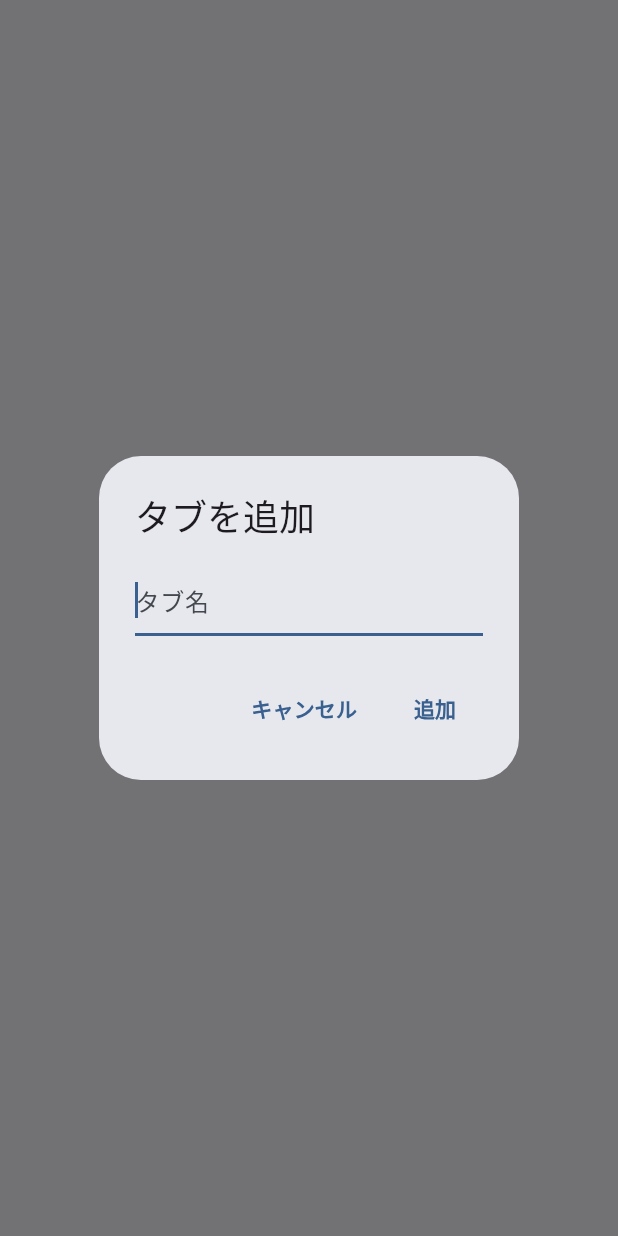
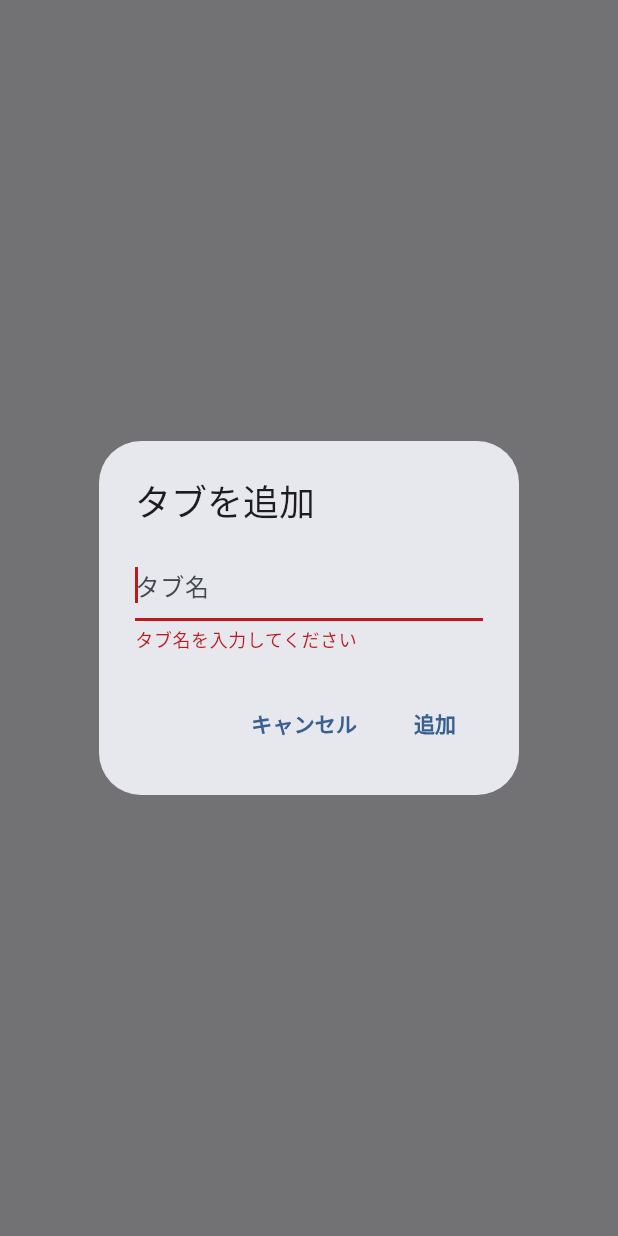
Before and after one commit to hmsket/kif-damari, a Flutter app: what showAddTabDialog() shows on an empty page, opened directly with empty values, after a tap on "追加", on a phone screen of 412 x 824 dp. Run offline on Flutter 3.47's test engine with Material 3 defaults, Android fonts, the phone set to English and light mode, and no system bars; our stand-ins replace file_picker, google_fonts, share_plus, sqflite; missing offline and left inert: charset_converter; accounts and stored records are empty.

Commit message:
タブ追加時のエラーチェックを追加

```diff
--- a/lib/utils/dialog_utils.dart
+++ b/lib/utils/dialog_utils.dart
@@ -9,39 +9,63 @@ import '../widgets/kif_item_widget.dart';
 
 void showAddTabDialog(BuildContext context, VoidCallback onRefresh) {
   final TextEditingController controller = TextEditingController();
+  String? errorMessage;
 
   showDialog(
     context: context,
     builder: (context) {
+      return StatefulBuilder(
+        builder: (context, setState) {
           return AlertDialog(
             title: const Text('タブを追加'),
             content: TextField(
               controller: controller,
-          decoration: const InputDecoration(hintText: "タブ名"),
+              decoration: InputDecoration(
+                hintText: "タブ名",
+                errorText: errorMessage,
+              ),
               autofocus: true,
+              onChanged: (value) {
+                if (errorMessage != null) {
+                  setState(() => errorMessage = null);
+                }
+              },
             ),
             actions: [
               TextButton(
                 onPressed: () => Navigator.pop(context),
-            child: const Text('キャンセル', style: TextStyle(fontWeight: FontWeight.bold),),
+                child: const Text('キャンセル', style: TextStyle(fontWeight: FontWeight.bold)),
               ),
               TextButton(
                 onPressed: () async {
                   final name = controller.text.trim();
-              if (name.isNotEmpty) {
+                  if (name.isEmpty) {
+                    setState(() {
+                      errorMessage = 'タブ名を入力してください';
+                    });
+                    return;
+                  }
+                  final count = await TabDao().countTabByName(name);
+                  if (count > 0) {
+                    setState(() => errorMessage = '同じタブ名が存在しています');
+                    return;
+                  }
                   final maxOrder = await TabDao().getMaxTabOrder();
                   await TabDao().insertTab(TabEntity(
                     title: name,
                     tabOrder: maxOrder + 1,
                   ));
+                  if (context.mounted) {
                     UiUtils.showSuccessSnackBar(context, "タブを追加しました");
-                if (context.mounted) Navigator.pop(context);
+                    Navigator.pop(context);
+                  }
                   onRefresh();
-              }
                 },
-            child: const Text('追加', style: TextStyle(fontWeight: FontWeight.bold),),
+                child: const Text('追加', style: TextStyle(fontWeight: FontWeight.bold)),
               ),
             ],
+          );
+        },
       );
     },
   );
```
Also changed, not shown: lib/database/dao/tab_dao.dart (+12 -0 lines). Lines whose indentation alone changed are shown as unchanged.
